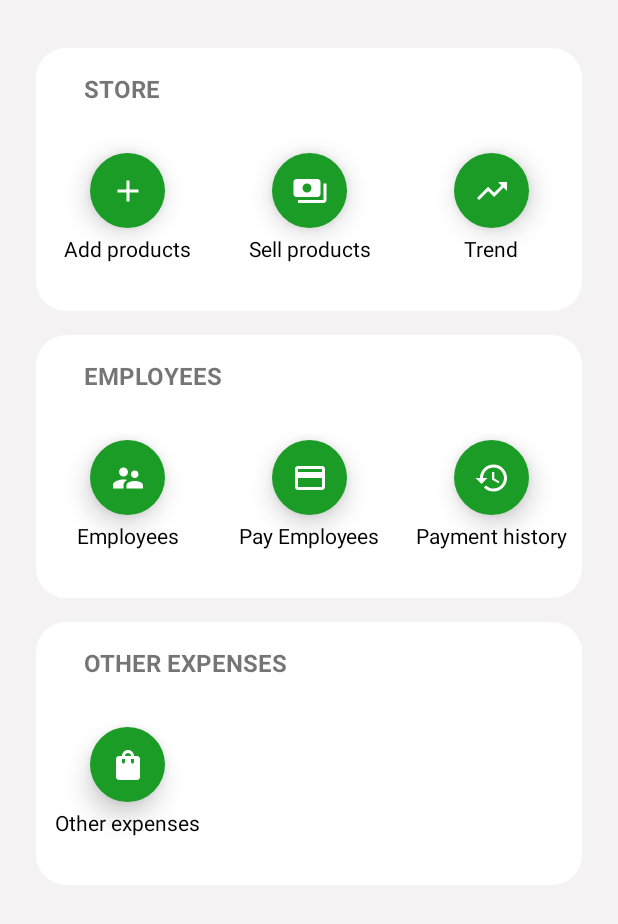
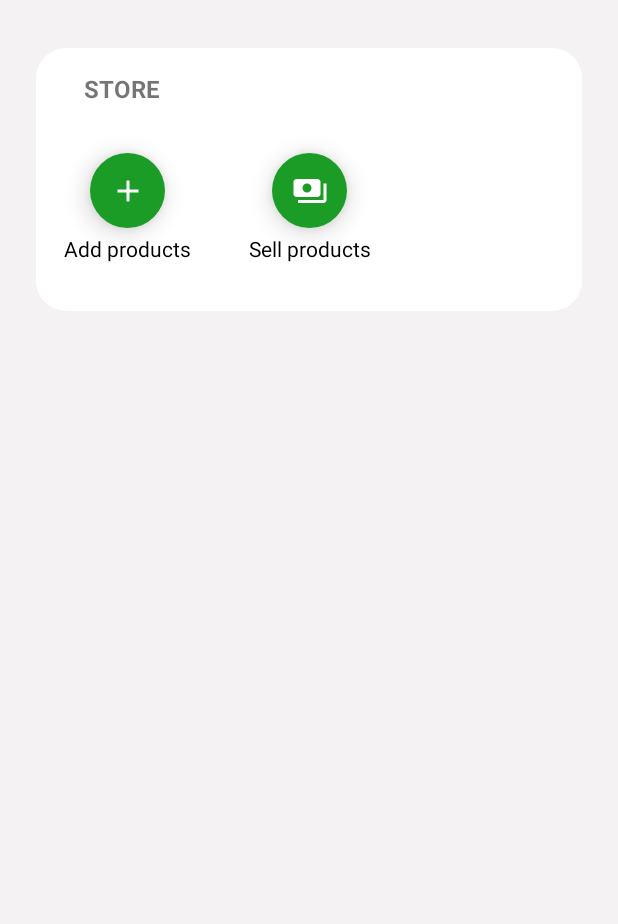
Before and after one commit to martinmichuki8/posAndroid, an Android app: the fragment More shown on its own in the app's theme, on a phone screen of 412 x 824 dp. Shown: the top 924 px of the screen. Run offline under Robolectric (Android 15) with nearby library versions, the phone set to English and light mode, and no system bars; libraries missing offline, so code that uses them is left out: com.anychart, com.anychart.chart.

```diff
--- a/app/src/main/java/com/michtech/pointofSale/Ui/ViewProduct2.java
+++ b/app/src/main/java/com/michtech/pointofSale/Ui/ViewProduct2.java
@@ -119,7 +119,8 @@ public class ViewProduct2 extends AppCompatActivity {
         Home.setOnClickListener(new View.OnClickListener() {
             @Override
             public void onClick(View view) {
-                finish();
+                Intent intent = new Intent(ViewProduct2.this, DashBoard.class);
+                startActivity(intent);
             }
         });
         new Handler().post(new Runnable() {
--- a/app/src/main/java/com/michtech/pointofSale/fragments/Home.java
+++ b/app/src/main/java/com/michtech/pointofSale/fragments/Home.java
@@ -32,6 +32,7 @@ import com.michtech.pointofSale.adapter.HistoryAdapter;
 import com.michtech.pointofSale.background.Calculate;
 import com.michtech.pointofSale.database.DatabaseManager;
 import com.michtech.pointofSale.database.DbHelper;
+import com.michtech.pointofSale.functions.Functions;
 import com.michtech.pointofSale.graph.BarGraph;
 import com.michtech.pointofSale.graph.LineGraph;
 import com.michtech.pointofSale.pojo.PojoHistory;
--- a/app/src/main/java/com/michtech/pointofSale/fragments/More.java
+++ b/app/src/main/java/com/michtech/pointofSale/fragments/More.java
@@ -9,10 +9,12 @@ import android.view.ViewGroup;
 import android.widget.GridView;
 
 import androidx.annotation.NonNull;
+import androidx.constraintlayout.widget.ConstraintLayout;
 import androidx.fragment.app.Fragment;
 
 import com.michtech.pointofSale.R;
 import com.michtech.pointofSale.adapter.AdapterMore;
+import com.michtech.pointofSale.database.DatabaseManager;
 import com.michtech.pointofSale.pojo.PojoMore;
 
 import java.util.ArrayList;
@@ -23,15 +25,29 @@ public class More extends Fragment {
     GridView employeeGrid;
     GridView otherGrid;
     GridView deviceGrid;
+    ConstraintLayout EmployeeSpace, OtherSpace, DeviceSpace;
     List<PojoMore> list;
     AdapterMore adapterMore;
+
+    private static String AccountType = "Admin";
+    DatabaseManager db;
     @Override
     public View onCreateView(@NonNull LayoutInflater inflater, ViewGroup container, Bundle savedInstanceState){
         View view  = inflater.inflate(R.layout.more, container, false);
+
+        db = new DatabaseManager(getContext());
+
+        AccountType = db.getAccountType();
+
         storeGrid = view.findViewById(R.id.storeGrid);
         employeeGrid = view.findViewById(R.id.employ);
         otherGrid = view.findViewById(R.id.otherGrid);
         deviceGrid = view.findViewById(R.id.deviceGrid);
+
+        EmployeeSpace = view.findViewById(R.id.employeeSpace);
+        OtherSpace = view.findViewById(R.id.otherSpace);
+        DeviceSpace = view.findViewById(R.id.deviceSpace);
+
         new Handler().post(new Runnable() {
             @Override
             public void run() {
@@ -39,6 +55,7 @@ public class More extends Fragment {
                 adapterMore = new AdapterMore(getContext(), list);
                 storeGrid.setAdapter(adapterMore);
 
+                if(AccountType.equals("Admin")){
                     listEmployee();
                     adapterMore = new AdapterMore(getContext(), list);
                     employeeGrid.setAdapter(adapterMore);
@@ -47,19 +64,30 @@ public class More extends Fragment {
                     adapterMore = new AdapterMore(getContext(), list);
                     otherGrid.setAdapter(adapterMore);
 
-                //devices();
-                //adapterMore = new AdapterMore(getContext(), list);
-                //deviceGrid.setAdapter(adapterMore);
+                    devices();
+                    adapterMore = new AdapterMore(getContext(), list);
+                    deviceGrid.setAdapter(adapterMore);
+                }
             }
         });
 
         return view;
     }
+    public void onStart(){
+        super.onStart();
+        if(!AccountType.equals("Admin")){
+            EmployeeSpace.setVisibility(View.GONE);
+            OtherSpace.setVisibility(View.GONE);
+            DeviceSpace.setVisibility(View.GONE);
+        }
+    }
     private void listShow(){
         list = new ArrayList<>();
         list.add(new PojoMore(R.drawable.add, "Add products", "AddProducts"));
         list.add(new PojoMore(R.drawable.sell, "Sell products", "SellProducts"));
+        if(AccountType.equals("Admin")){
             list.add(new PojoMore(R.drawable.ic_baseline_trending_up_24, "Trend", "trend"));
+        }
     }
     private void listEmployee(){
         list = new ArrayList<>();
--- a/app/src/main/java/com/michtech/pointofSale/fragments/employeeDevice/DeviceHome.java
+++ b/app/src/main/java/com/michtech/pointofSale/fragments/employeeDevice/DeviceHome.java
@@ -90,6 +90,8 @@ public class DeviceHome extends Fragment {
             @Override
             public void onClick(View view) {
                 Intent intent = new Intent(getContext(), com.michtech.pointofSale.Ui.more.store.AddProducts.class);
+                intent.putExtra("TYPE", "no");
+                intent.putExtra("ID", 0);
                 startActivity(intent);
             }
         });
--- a/app/src/main/res/layout/more.xml
+++ b/app/src/main/res/layout/more.xml
@@ -59,7 +59,7 @@
             </androidx.constraintlayout.widget.ConstraintLayout>
 
             <androidx.constraintlayout.widget.ConstraintLayout
-                android:id="@+id/constraintLayout4"
+                android:id="@+id/employeeSpace"
                 style="@style/moreBackground"
                 android:layout_width="0dp"
                 android:layout_height="wrap_content"
@@ -97,7 +97,7 @@
             </androidx.constraintlayout.widget.ConstraintLayout>
 
             <androidx.constraintlayout.widget.ConstraintLayout
-                android:id="@+id/constraintOther"
+                android:id="@+id/otherSpace"
                 style="@style/moreBackground"
                 android:layout_width="0dp"
                 android:layout_height="wrap_content"
@@ -106,7 +106,7 @@
                 android:layout_marginEnd="24dp"
                 app:layout_constraintEnd_toEndOf="parent"
                 app:layout_constraintStart_toStartOf="parent"
-                app:layout_constraintTop_toBottomOf="@+id/constraintLayout4">
+                app:layout_constraintTop_toBottomOf="@+id/employeeSpace">
 
                 <TextView
                     android:id="@+id/textView20"
@@ -137,17 +137,17 @@
 
             <androidx.constraintlayout.widget.ConstraintLayout
                 style="@style/moreBackground"
+                android:id="@+id/deviceSpace"
                 android:layout_width="0dp"
                 android:layout_height="wrap_content"
                 android:layout_marginStart="24dp"
                 android:layout_marginTop="16dp"
                 android:layout_marginEnd="24dp"
                 android:layout_marginBottom="32dp"
-                android:visibility="invisible"
                 app:layout_constraintBottom_toBottomOf="parent"
                 app:layout_constraintEnd_toEndOf="parent"
                 app:layout_constraintStart_toStartOf="parent"
-                app:layout_constraintTop_toBottomOf="@+id/constraintOther">
+                app:layout_constraintTop_toBottomOf="@+id/otherSpace">
 
                 <TextView
                     android:id="@+id/textView21"
```
Also changed, not shown: app/build.gradle (+12 -4 lines), app/src/main/java/com/michtech/pointofSale/database/DatabaseManager.java (+7 -2 lines), app/src/main/java/com/michtech/pointofSale/functions/Functions.java (+33 -2 lines), app/src/main/res/layout/employee_dashboard.xml (+10 -13 lines), 2 other files. Lines whose indentation alone changed are shown as unchanged.
